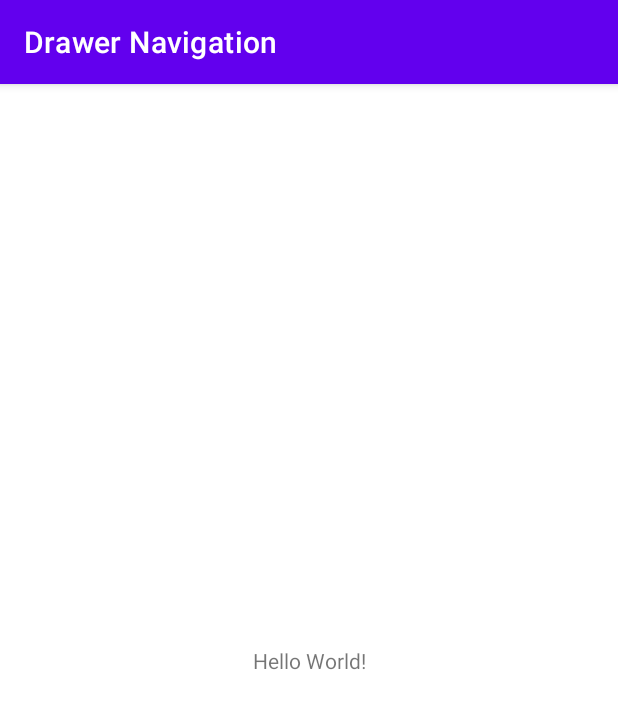
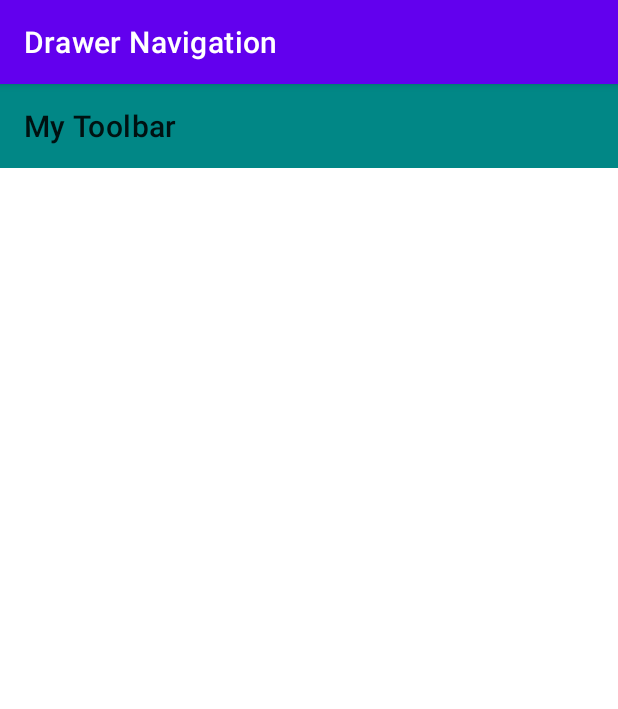
Before and after one commit to rukhsar-alt/mcsf19a020, an Android app: the screen it shows after launch (MainActivity), on a phone screen of 412 x 824 dp. Shown: the top 709 px of the screen. Run offline under Robolectric (Android 15) with nearby library versions, the phone set to English and light mode, and no system bars.

Commit message:
Toolbar and nav bar added in main activity

```diff
--- a/Drawer Navigation Application/app/src/main/res/layout/activity_main.xml
+++ b/Drawer Navigation Application/app/src/main/res/layout/activity_main.xml
@@ -1,18 +1,33 @@
 <?xml version="1.0" encoding="utf-8"?>
-<androidx.constraintlayout.widget.ConstraintLayout xmlns:android="http://schemas.android.com/apk/res/android"
+<androidx.drawerlayout.widget.DrawerLayout
+    xmlns:android="http://schemas.android.com/apk/res/android"
     xmlns:app="http://schemas.android.com/apk/res-auto"
     xmlns:tools="http://schemas.android.com/tools"
     android:layout_width="match_parent"
     android:layout_height="match_parent"
+    android:orientation="vertical"
+    android:id="@+id/drawer_layout"
     tools:context=".MainActivity">
 
-    <TextView
+    <RelativeLayout
+        android:layout_width="match_parent"
+        android:layout_height="match_parent"
+        >
+        <androidx.appcompat.widget.Toolbar
+            android:layout_width="match_parent"
+            android:layout_height="wrap_content"
+            android:id="@+id/toolbar"
+            app:title="My Toolbar"
+            android:background="@color/design_default_color_secondary_variant"/>
+    </RelativeLayout>
+    <com.google.android.material.navigation.NavigationView
         android:layout_width="wrap_content"
-        android:layout_height="wrap_content"
-        android:text="Hello World!"
-        app:layout_constraintBottom_toBottomOf="parent"
-        app:layout_constraintLeft_toLeftOf="parent"
-        app:layout_constraintRight_toRightOf="parent"
-        app:layout_constraintTop_toTopOf="parent" />
+        android:layout_height="match_parent"
+        android:id="@+id/nav_view"
+        android:layout_gravity="start"
+        app:headerLayout="@layout/header"
+        app:menu="@menu/mainmenu">
 
-</androidx.constraintlayout.widget.ConstraintLayout>
+    </com.google.android.material.navigation.NavigationView>
+
+</androidx.drawerlayout.widget.DrawerLayout>
```
